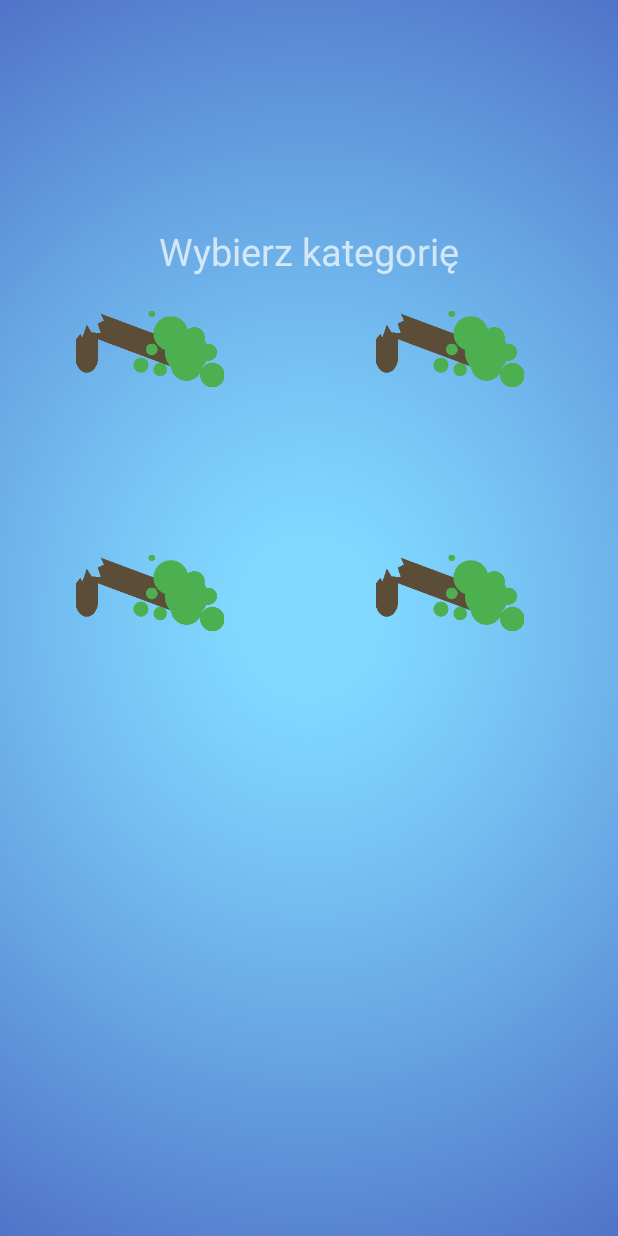
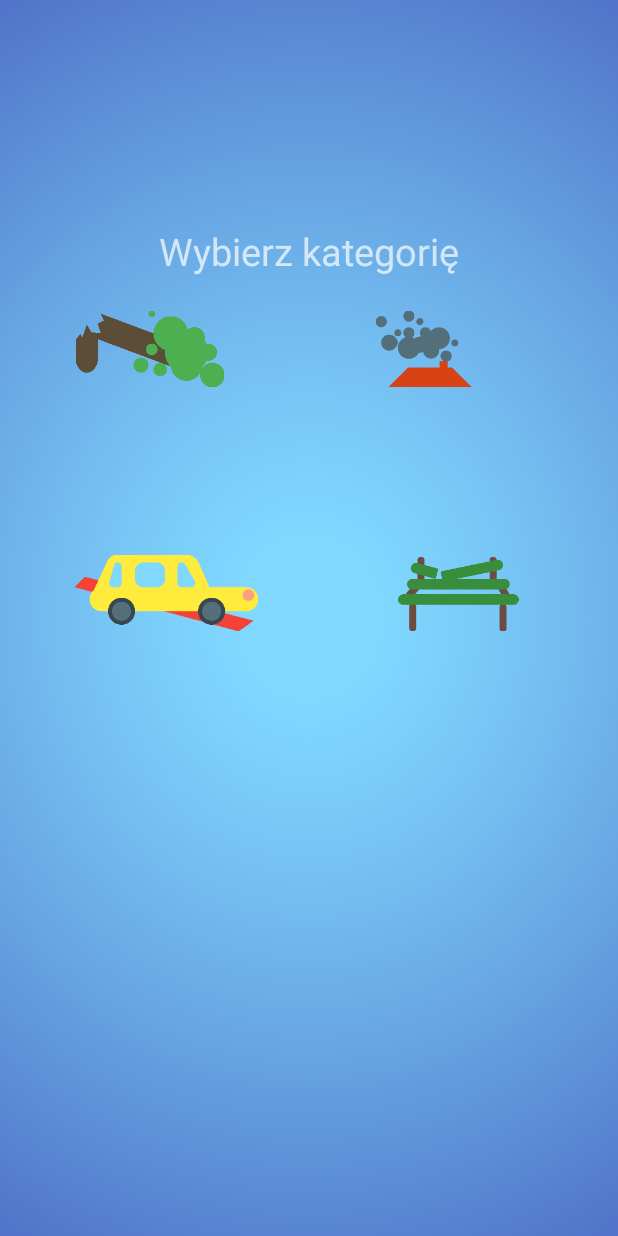
Before and after one commit to Marchuck/MojKrakow, an Android app: the fragment AfterPickedImageFragment shown on its own in the app's theme, on a phone screen of 412 x 824 dp. Run offline under Robolectric (Android 15) with nearby library versions, the phone set to English and light mode, and no system bars; our stand-ins replace ButterKnife, Picasso, RxJava; libraries missing offline, so code that uses them is left out: hugo.weaving; pictures from the network do not load; 3 statements that could not run were skipped.

Commit message:
Merge branch 'master' of https://github.com/Marchuck/MojKrakow
# Conflicts:
#	app/src/main/res/drawable-hdpi/category_screen.png
#	app/src/main/res/drawable-hdpi/main_screen-copy.png
#	app/src/main/res/drawable-hdpi/main_screen_copy.png
#	app/src/main/res/drawable-mdpi/main_screen_copy.png
#	app/src/main/res/drawable-xhdpi/category_screen.png
#	app/src/main/res/drawable-xhdpi/main_screen-copy.png
#	app/src/main/res/drawable-xhdpi/main_screen_copy.png
#	app/src/main/res/drawable-xxhdpi/category_screen.png
#	app/src/main/res/drawable-xxhdpi/main_screen-copy.png
#	app/src/main/res/drawable-xxhdpi/main_screen_copy.png
#	app/src/main/res/drawable-xxxhdpi/main_screen_copy.png

```diff
--- a/app/src/main/AndroidManifest.xml
+++ b/app/src/main/AndroidManifest.xml
@@ -21,6 +21,7 @@
     <uses-feature android:name="android.hardware.location.gps" />
 
     <application
+        android:name=".App"
         android:allowBackup="true"
         android:icon="@mipmap/ic_launcher"
         android:label="@string/app_name"
--- a/app/src/main/java/pl/mojkrakow/mojkrakow/App.java
+++ b/app/src/main/java/pl/mojkrakow/mojkrakow/App.java
@@ -20,6 +20,7 @@ public class App extends Application {
     private static Context CONTEXT;
 
     public Subject<Uri> imageUriSubject = BehaviorSubject.create();
+    public Uri data;
 
     public static App getApp() {
         return (App) CONTEXT;
--- a/app/src/main/res/layout/fragment_picked_image.xml
+++ b/app/src/main/res/layout/fragment_picked_image.xml
@@ -11,7 +11,6 @@
         android:layout_width="match_parent"
         android:layout_height="match_parent"
         tools:context="pl.mojkrakow.mojkrakow.MainActivity">
-
 
         <ImageView
             android:id="@+id/image"
@@ -28,7 +27,6 @@
             android:layout_centerHorizontal="true"
             android:text="Wybierz kategorię"
             android:textSize="25sp" />
-
 
         <RelativeLayout
             android:id="@+id/group1"
@@ -51,7 +49,7 @@
                 android:layout_margin="8sp"
                 android:layout_toRightOf="@+id/tree"
                 android:padding="8sp"
-                android:src="@drawable/category_tree" />
+                android:src="@drawable/category_smog" />
 
             <TextView
                 android:id="@+id/tree_label"
@@ -78,6 +76,8 @@
         <RelativeLayout
             android:layout_width="match_parent"
             android:layout_height="wrap_content"
+            android:layout_alignParentLeft="true"
+            android:layout_alignParentStart="true"
             android:layout_below="@+id/group1">
 
             <pl.mojkrakow.mojkrakow.CategoryItemImageView
@@ -86,7 +86,7 @@
                 android:layout_height="80sp"
                 android:layout_margin="8sp"
                 android:padding="8sp"
-                android:src="@drawable/category_tree" />
+                android:src="@drawable/category_car" />
 
             <pl.mojkrakow.mojkrakow.CategoryItemImageView
                 android:id="@+id/broken"
@@ -95,7 +95,7 @@
                 android:layout_margin="8sp"
                 android:layout_toRightOf="@+id/bad"
                 android:padding="8sp"
-                android:src="@drawable/category_tree" />
+                android:src="@drawable/category_bench" />
 
             <TextView
                 android:id="@+id/bad_label"
@@ -108,7 +108,6 @@
                 tools:text="złamane drzewo" />
 
             <TextView
-
                 android:id="@+id/broken_label"
                 android:layout_width="wrap_content"
                 android:layout_height="wrap_content"
```
Also changed, not shown: app/src/main/java/pl/mojkrakow/mojkrakow/AfterPickedImageFragment.java (+19 -21 lines), app/src/main/java/pl/mojkrakow/mojkrakow/MainActivity.java (+11 -6 lines), app/src/main/java/pl/mojkrakow/mojkrakow/PickImageFragment.java (+8 -16 lines).
